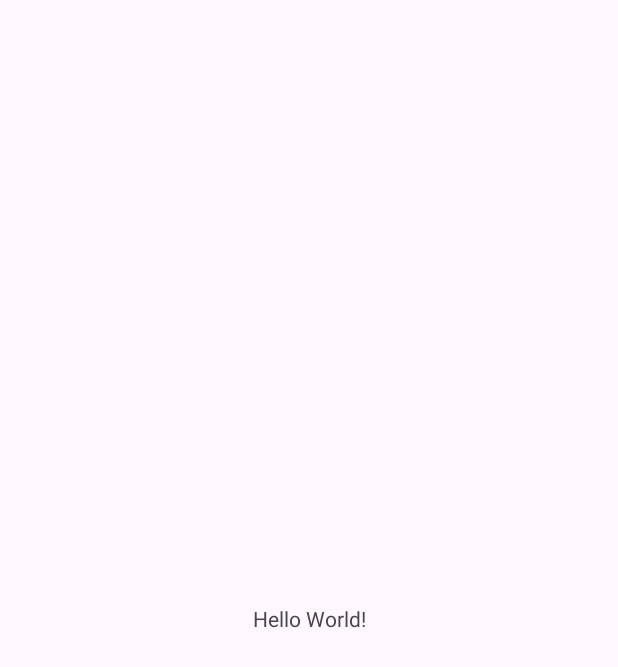
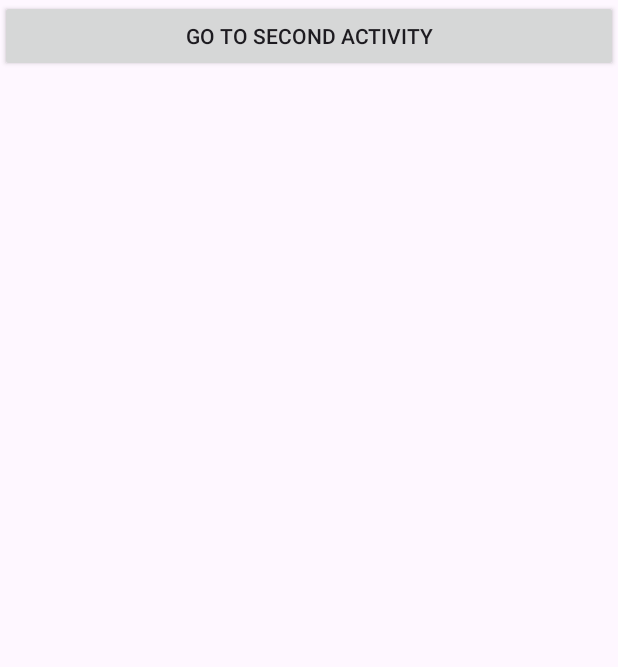
Before and after one commit to seethachakkapalli/SampleApplication, an Android app: the screen it shows after launch (MainActivity), on a phone screen of 412 x 824 dp. Before the commit the part shown is almost empty. Shown: the top 667 px of the screen. Run offline under Robolectric (Android 15) with nearby library versions, the phone set to English and light mode, and no system bars; our stand-ins replace Dagger/Hilt's generated code, data binding.

Commit message:
added fragment container view to activity_main .xml file and attached nav graph to it

```diff
--- a/app/src/main/res/layout/activity_main.xml
+++ b/app/src/main/res/layout/activity_main.xml
@@ -1,7 +1,8 @@
 <?xml version="1.0" encoding="utf-8"?>
 <layout xmlns:android="http://schemas.android.com/apk/res/android"
     xmlns:app="http://schemas.android.com/apk/res-auto"
-    xmlns:tools="http://schemas.android.com/tools">
+    xmlns:tools="http://schemas.android.com/tools"
+    tools:context=".MainActivity">
 
     <data>
 
@@ -9,17 +10,27 @@
 
     <androidx.constraintlayout.widget.ConstraintLayout
         android:layout_width="match_parent"
-        android:layout_height="match_parent"
-        tools:context=".MainActivity">
+        android:layout_height="match_parent">
 
-        <TextView
-            android:layout_width="wrap_content"
+        <androidx.appcompat.widget.AppCompatButton
+            android:id="@+id/bt_second_activity"
+            android:layout_width="match_parent"
             android:layout_height="wrap_content"
-            android:text="Hello World!"
-            app:layout_constraintBottom_toBottomOf="parent"
+            android:text="Go to Second Activity"
+            app:layout_constraintBottom_toTopOf="@+id/nav_container"
             app:layout_constraintEnd_toEndOf="parent"
             app:layout_constraintStart_toStartOf="parent"
             app:layout_constraintTop_toTopOf="parent" />
 
+        <androidx.fragment.app.FragmentContainerView
+            android:id="@+id/nav_container"
+            android:layout_width="match_parent"
+            android:layout_height="0dp"
+            app:navGraph='@navigation/nav_graph'
+            app:layout_constraintBottom_toBottomOf="parent"
+            app:layout_constraintEnd_toEndOf="parent"
+            app:layout_constraintStart_toStartOf="parent"
+            app:layout_constraintTop_toBottomOf="@+id/bt_second_activity" />
+
     </androidx.constraintlayout.widget.ConstraintLayout>
 </layout>
--- /dev/null
+++ b/app/src/main/res/navigation/second_graph.xml
@@ -0,0 +1,6 @@
+<?xml version="1.0" encoding="utf-8"?>
+<navigation xmlns:android="http://schemas.android.com/apk/res/android"
+             xmlns:app="http://schemas.android.com/apk/res-auto"
+             android:id="@+id/second_graph">
+
+</navigation>
```
Also changed, not shown: app/src/main/java/com/example/sampleapplication/SecondActivity.kt (added, +11 -0 lines), app/src/main/res/layout/activity_second.xml (added, +9 -0 lines).
